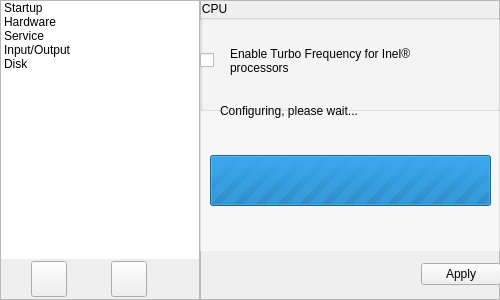
First picture: the form in Components/magickonfug.ui, repository zwpwjwtz/SuperPanda, before the edit.
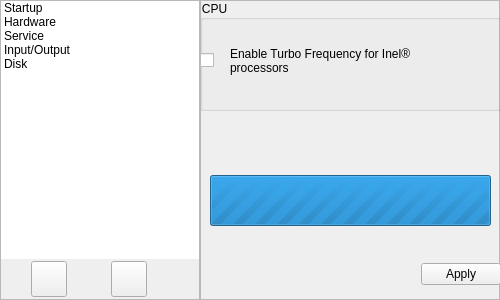
Second picture: the form after the edit. The open tabs and pages were chosen to show the change. Icons and pictures are not drawn.

Diff of the .ui file:
```diff
--- a/Components/magickonfug.ui
+++ b/Components/magickonfug.ui
@@ -460,39 +460,39 @@
       <widget class="QFrame" name="frameStatus">
        <property name="geometry">
         <rect>
-         <x>0</x>
+         <x>10</x>
          <y>20</y>
-         <width>301</width>
+         <width>281</width>
          <height>231</height>
         </rect>
        </property>
        <property name="autoFillBackground">
-        <bool>false</bool>
-       </property>
-       <property name="styleSheet">
-        <string notr="true">QFrame{background:rgba(255,255,255,128)}</string>
+        <bool>true</bool>
        </property>
        <widget class="QLabel" name="labelStatus">
         <property name="geometry">
          <rect>
-          <x>20</x>
-          <y>70</y>
-          <width>271</width>
-          <height>41</height>
+          <x>0</x>
+          <y>0</y>
+          <width>281</width>
+          <height>151</height>
          </rect>
         </property>
         <property name="styleSheet">
          <string notr="true">QLabel{background:transparent}</string>
         </property>
-        <property name="text">
-         <string>Configuring, please wait...</string>
+        <property name="alignment">
+         <set>Qt::AlignBottom|Qt::AlignLeading|Qt::AlignLeft</set>
+        </property>
+        <property name="wordWrap">
+         <bool>true</bool>
         </property>
        </widget>
        <widget class="QProgressBar" name="progressBar">
         <property name="geometry">
          <rect>
-          <x>10</x>
-          <y>135</y>
+          <x>0</x>
+          <y>155</y>
           <width>281</width>
           <height>51</height>
          </rect>
```
Left out of the diff: 2 changed lines with no effect on the pictures.
